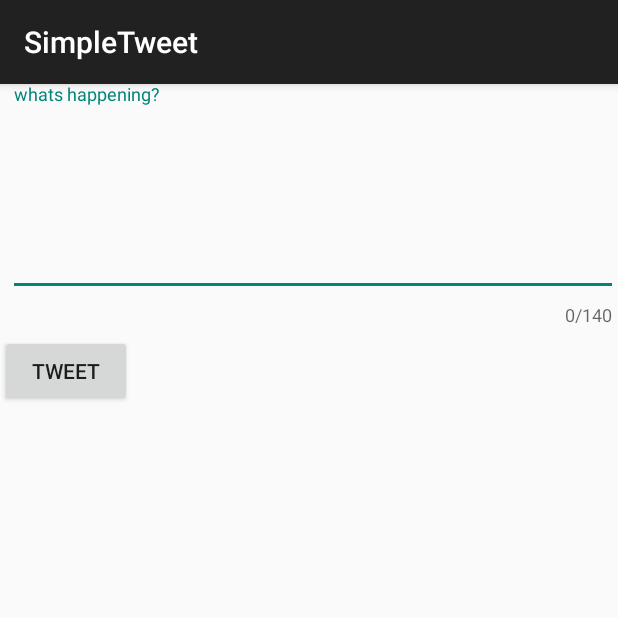
After one commit to promisecsmajor/project-2-Twitter, an Android app: the ComposeActivity screen opened directly, with no data from a screen before it, on a phone screen of 412 x 824 dp, the top half of it. The commit adds this screen. Run offline under Robolectric (Android 15) with nearby library versions, the phone set to English and light mode, and no system bars; our stand-ins replace Room's generated code; libraries missing offline, so code that uses them is left out: com.codepath.asynchttpclient, com.facebook.stetho, org.parceler; 1 statement that could not run was skipped.

Commit message:
initial commit

```diff
--- a/app/build.gradle
+++ b/app/build.gradle
@@ -56,4 +56,7 @@ dependencies {
     annotationProcessor "androidx.room:room-compiler:$room_version"
     implementation 'com.facebook.stetho:stetho:1.5.1'
     implementation 'androidx.swiperefreshlayout:swiperefreshlayout:1.0.0'
+
+    implementation 'org.parceler:parceler-api:1.1.12'
+    annotationProcessor 'org.parceler:parceler:1.1.12'
 }
--- a/app/src/main/AndroidManifest.xml
+++ b/app/src/main/AndroidManifest.xml
@@ -13,6 +13,9 @@
         android:icon="@drawable/ic_launcher"
         android:label="@string/app_name"
         android:theme="@style/AppTheme">
+        <activity
+            android:name=".ComposeActivity"
+            android:exported="true" />
         <activity
             android:name=".TimelineActivity"
             android:exported="true" />
--- /dev/null
+++ b/app/src/main/java/com/codepath/apps/restclienttemplate/ComposeActivity.java
@@ -0,0 +1,81 @@
+package com.codepath.apps.restclienttemplate;
+
+import androidx.appcompat.app.AppCompatActivity;
+
+import android.content.Intent;
+import android.os.Bundle;
+import android.util.Log;
+import android.view.View;
+import android.widget.Button;
+import android.widget.EditText;
+import android.widget.Toast;
+
+import com.codepath.apps.restclienttemplate.models.Tweet;
+import com.codepath.asynchttpclient.callback.JsonHttpResponseHandler;
+
+import org.json.JSONException;
+import org.parceler.Parcels;
+
+import okhttp3.Headers;
+
+public class ComposeActivity extends AppCompatActivity {
+    public static final int MAX_TWEET_LENGTH = 140;
+    public static final String TAG = "ComposeActivity";
+    EditText etCompose;
+    Button btnTweet;
+
+    TwitterClient client;
+
+    @Override
+    protected void onCreate(Bundle savedInstanceState) {
+        super.onCreate(savedInstanceState);
+        setContentView(R.layout.activity_compose);
+
+        client  = TwitterApp.getRestClient(this);
+
+        etCompose = findViewById(R.id.etCompose);
+        btnTweet = findViewById(R.id.btnTweet);
+
+        //Set click listener on button
+        btnTweet.setOnClickListener(new View.OnClickListener() {
+            @Override
+            public void onClick(View view) {
+                String tweetContent = etCompose.getText().toString();
+                if(tweetContent.isEmpty()){
+                    Toast.makeText(ComposeActivity.this, "Sorry, your tweet cannot be empty", Toast.LENGTH_LONG).show();
+                    return;
+                }
+                if(tweetContent.length() > MAX_TWEET_LENGTH){
+                    Toast.makeText(ComposeActivity.this, "Sorry, your tweet is too long", Toast.LENGTH_LONG).show();
+                    return;
+                }
+                Toast.makeText(ComposeActivity.this, tweetContent, Toast.LENGTH_LONG).show();
+
+                // Make an API call to Twitter to publish the tweet
+                client.publishTweet(tweetContent, new JsonHttpResponseHandler() {
+                    @Override
+                    public void onSuccess(int statusCode, Headers headers, JSON json) {
+                        Log.i(TAG, "onSucces to publish tweet");
+                        try {
+                            Tweet tweet = Tweet.fromJson(json.jsonObject);
+                            Log.i(TAG, "published tweet says: " + tweet.body);
+                            Intent intent = new Intent();
+                            intent.putExtra("tweet", Parcels.wrap(tweet));
+                            setResult(RESULT_OK, intent);
+                            // closes
+                            finish();
+                        } catch (JSONException e) {
+                            e.printStackTrace();
+                        }
+                    }
+
+                    @Override
+                    public void onFailure(int statusCode, Headers headers, String response, Throwable throwable) {
+                        Log.e(TAG, "onFailure to publish tweet", throwable);
+                    }
+                });
+            }
+        });
+
+    }
+}
--- a/app/src/main/java/com/codepath/apps/restclienttemplate/models/Tweet.java
+++ b/app/src/main/java/com/codepath/apps/restclienttemplate/models/Tweet.java
@@ -3,6 +3,7 @@ package com.codepath.apps.restclienttemplate.models;
 import org.json.JSONArray;
 import org.json.JSONException;
 import org.json.JSONObject;
+import org.parceler.Parcel;
 
 import java.text.ParseException;
 import java.text.SimpleDateFormat;
@@ -10,11 +11,14 @@ import java.util.ArrayList;
 import java.util.Calendar;
 import java.util.List;
 import java.util.Locale;
-
+@Parcel
 public class Tweet {
     public String body;
     public String createdAt;
     public User user;
+
+    // empty constructor for Parcel
+    public Tweet(){}
 
     public static Tweet fromJson(JSONObject jsonObject) throws JSONException {
         Tweet tweet = new Tweet();
--- a/app/src/main/java/com/codepath/apps/restclienttemplate/models/User.java
+++ b/app/src/main/java/com/codepath/apps/restclienttemplate/models/User.java
@@ -2,12 +2,16 @@ package com.codepath.apps.restclienttemplate.models;
 
 import org.json.JSONException;
 import org.json.JSONObject;
+import org.parceler.Parcel;
 
+@Parcel
 public class User {
     public String name;
     public String screenName;
     public String profileImageUrl;
 
+    // empty constructor for Parceler
+    public User(){}
     public static User fromJson(JSONObject jsonObject) throws JSONException {
         User user = new User();
         user.name = jsonObject.getString("name");
--- /dev/null
+++ b/app/src/main/res/layout/activity_compose.xml
@@ -0,0 +1,37 @@
+<?xml version="1.0" encoding="utf-8"?>
+<RelativeLayout
+    xmlns:android="http://schemas.android.com/apk/res/android"
+    xmlns:app="http://schemas.android.com/apk/res-auto"
+    xmlns:tools="http://schemas.android.com/tools"
+    android:layout_width="match_parent"
+    android:layout_height="match_parent"
+    tools:context=".ComposeActivity">
+
+    <com.google.android.material.textfield.TextInputLayout
+        android:layout_width="match_parent"
+        android:layout_height="wrap_content"
+        app:counterEnabled="true"
+        app:counterMaxLength="140">
+
+        <EditText
+            android:id="@+id/etCompose"
+            android:layout_width="match_parent"
+            android:layout_height="wrap_content"
+            android:layout_marginStart="5dp"
+            android:layout_marginTop="5dp"
+            android:ems="10"
+            android:gravity="start|top"
+            android:hint="whats happening?"
+            android:inputType="textMultiLine"
+            android:minLines="5" />
+        <Button
+            android:id="@+id/btnTweet"
+            android:layout_width="wrap_content"
+            android:layout_height="wrap_content"
+            android:layout_below="@+id/etCompose"
+            android:layout_alignParentEnd="true"
+            android:layout_marginTop="5dp"
+            android:layout_marginEnd="5dp"
+            android:text="@string/tweet" />
+    </com.google.android.material.textfield.TextInputLayout>
+</RelativeLayout>
--- a/app/src/main/res/values/strings.xml
+++ b/app/src/main/res/values/strings.xml
@@ -5,5 +5,6 @@
     <string name="login_label">Log in</string>
     <string name="intent_scheme">oauth</string>
     <string name="intent_host">cprest</string>
+    <string name="tweet">Tweet</string>
 
 </resources>
```
Also changed, not shown: app/src/main/java/com/codepath/apps/restclienttemplate/TimelineActivity.java (+43 -0 lines), app/src/main/java/com/codepath/apps/restclienttemplate/TwitterClient.java (+7 -0 lines), app/src/main/res/menu/menu_main.xml (added, +10 -0 lines), 74 other files.
